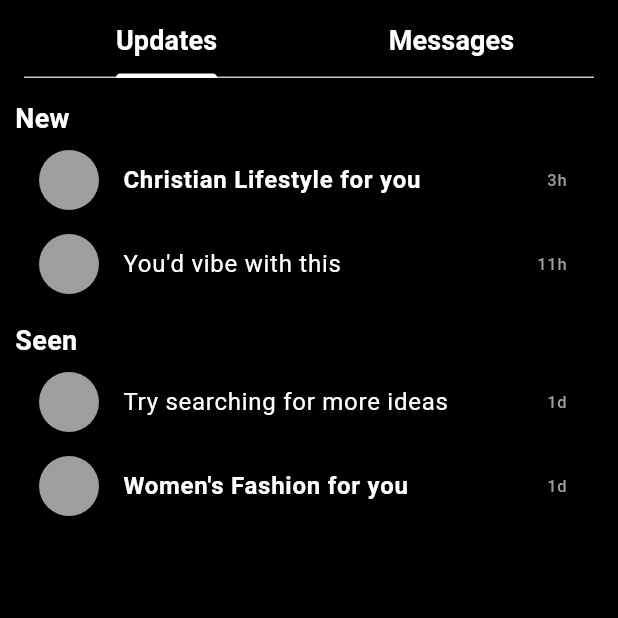
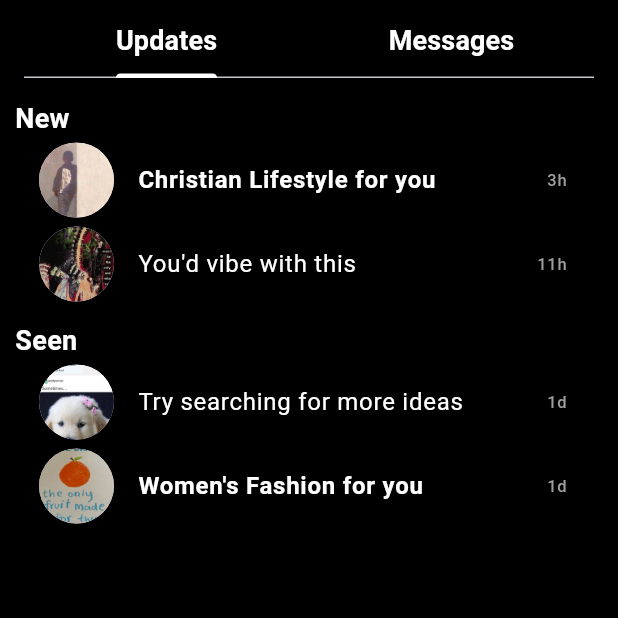
Before and after one commit to TnsaeANS/Pinterest_Flutter, a Flutter app: the ChatScreen screen opened directly, on a phone screen of 412 x 824 dp, the top half of it. Run offline on Flutter 3.47's test engine with Material 3 defaults, Android fonts, the phone set to English and light mode, and no system bars.

Commit message:
touchups on the updates

```diff
--- a/lib/pages/messages/inbox/chat.dart
+++ b/lib/pages/messages/inbox/chat.dart
@@ -1,6 +1,7 @@
 import 'package:flutter/material.dart';
 import 'chat_detail_screen.dart';
 import 'new_message_screen.dart';
+
 
 class ChatScreen extends StatefulWidget {
   const ChatScreen({super.key});
@@ -57,33 +58,64 @@ class _ChatPageState extends State<ChatScreen> with SingleTickerProviderStateMix
   Widget _buildUpdatesTab() {
   return ListView(
     padding: const EdgeInsets.all(10),
-      children: const [
-        Text('New', style: TextStyle(color: Colors.white, fontSize: 18, fontWeight: FontWeight.bold)),
-        ListTile(
-          leading: CircleAvatar(backgroundColor: Colors.grey),
-          title: Text('Christian Lifestyle for you', style: TextStyle(color: Colors.white, fontWeight: FontWeight.bold)),
-          trailing: Text('3h', style: TextStyle(color: Colors.grey)),
+    children: [
+      const Text(
+        'New',
+        style: TextStyle(color: Colors.white, fontSize: 18, fontWeight: FontWeight.bold),
       ),
       ListTile(
-          leading: CircleAvatar(backgroundColor: Colors.grey),
-          title: Text("You'd vibe with this", style: TextStyle(color: Colors.white)),
-          trailing: Text('11h', style: TextStyle(color: Colors.grey)),
+        leading: CircleAvatar(
+          radius: 25,
+           backgroundImage: AssetImage('assets/50.jpg'), // Replace with your image URL
         ),
-        SizedBox(height: 10),
-        Text('Seen', style: TextStyle(color: Colors.white, fontSize: 18, fontWeight: FontWeight.bold)),
-        ListTile(
-          leading: CircleAvatar(backgroundColor: Colors.grey),
-          title: Text('Try searching for more ideas', style: TextStyle(color: Colors.white)),
-          trailing: Text('1d', style: TextStyle(color: Colors.grey)),
+        title: const Text(
+          'Christian Lifestyle for you',
+          style: TextStyle(color: Colors.white, fontWeight: FontWeight.bold),
+        ),
+        trailing: const Text('3h', style: TextStyle(color: Colors.grey)),
       ),
       ListTile(
-          leading: CircleAvatar(backgroundColor: Colors.grey),
-          title: Text("Women's Fashion for you", style: TextStyle(color: Colors.white, fontWeight: FontWeight.bold)),
-          trailing: Text('1d', style: TextStyle(color: Colors.grey)),
+        leading: CircleAvatar(
+          radius: 25,
+          backgroundImage: AssetImage('assets/12.jpg'), // Replace with your image URL
+        ),
+        title: const Text(
+          "You'd vibe with this",
+          style: TextStyle(color: Colors.white),
+        ),
+        trailing: const Text('11h', style: TextStyle(color: Colors.grey)),
+      ),
+      const SizedBox(height: 10),
+      const Text(
+        'Seen',
+        style: TextStyle(color: Colors.white, fontSize: 18, fontWeight: FontWeight.bold),
+      ),
+      ListTile(
+        leading: CircleAvatar(
+          radius: 25,
+           backgroundImage: AssetImage('assets/20.jpg'), // Replace with your image URL
+        ),
+        title: const Text(
+          'Try searching for more ideas',
+          style: TextStyle(color: Colors.white),
+        ),
+        trailing: const Text('1d', style: TextStyle(color: Colors.grey)),
+      ),
+      ListTile(
+        leading: CircleAvatar(
+          radius: 25,
+           backgroundImage: AssetImage('assets/40.jpg'), // Replace with your image URL
+        ),
+        title: const Text(
+          "Women's Fashion for you",
+          style: TextStyle(color: Colors.white, fontWeight: FontWeight.bold),
+        ),
+        trailing: const Text('1d', style: TextStyle(color: Colors.grey)),
       ),
     ],
   );
 }
+
 
   Widget _buildMessagesTab() {
     return Column(
@@ -169,6 +201,7 @@ class _ChatPageState extends State<ChatScreen> with SingleTickerProviderStateMix
     showModalBottomSheet(
       context: context,
       backgroundColor: Colors.black,
+
       isScrollControlled: true,
       shape: const RoundedRectangleBorder(
         borderRadius: BorderRadius.vertical(top: Radius.circular(20)),
```
Lines whose indentation alone changed are shown as unchanged.
